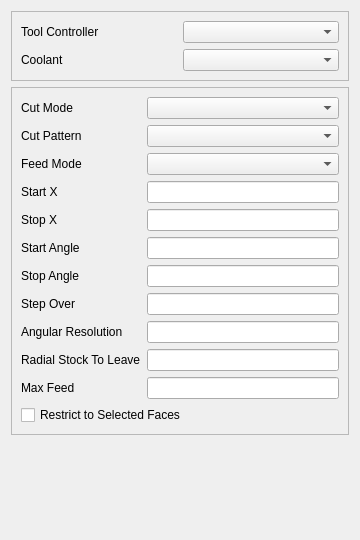
Before: the Qt Designer form src/Mod/CAM/Gui/Resources/panels/PageOpRotarySurfaceEdit.ui in Connor9220/FreeCAD, drawn with Qt 5.
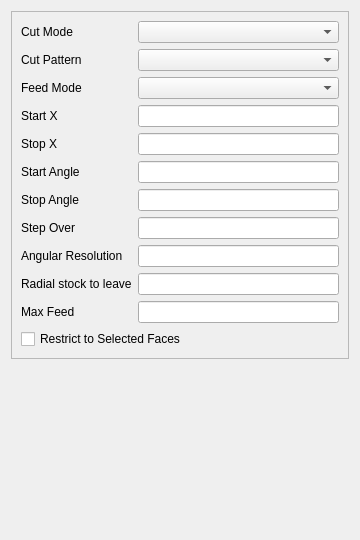
After: the same form once the commit is applied. Custom widgets are drawn as their Qt base class.

Commit message:
Merge pull request #31299 from Connor9220/ToolcontrolerTaskPanel
CAM: GUI Improvements: Move tool controller to its own tab

Diff of the .ui file:
```diff
--- a/src/Mod/CAM/Gui/Resources/panels/PageOpRotarySurfaceEdit.ui
+++ b/src/Mod/CAM/Gui/Resources/panels/PageOpRotarySurfaceEdit.ui
@@ -14,34 +14,6 @@
    <string notr="true">Form</string>
   </property>
   <layout class="QVBoxLayout" name="verticalLayout">
-   <item>
-    <widget class="QFrame" name="toolOptions">
-     <property name="frameShape"><enum>QFrame::StyledPanel</enum></property>
-     <property name="frameShadow"><enum>QFrame::Raised</enum></property>
-     <layout class="QGridLayout" name="gridLayout">
-      <item row="0" column="0">
-       <widget class="QLabel" name="toolController_label">
-        <property name="text"><string>Tool Controller</string></property>
-       </widget>
-      </item>
-      <item row="0" column="1">
-       <widget class="QComboBox" name="toolController">
-        <property name="toolTip"><string>Tool controller that supplies the cutter geometry, feed and speed for this operation.</string></property>
-       </widget>
-      </item>
-      <item row="1" column="0">
-       <widget class="QLabel" name="coolantController_label">
-        <property name="text"><string>Coolant</string></property>
-       </widget>
-      </item>
-      <item row="1" column="1">
-       <widget class="QComboBox" name="coolantController">
-        <property name="toolTip"><string>Coolant mode emitted at the start of the operation.</string></property>
-       </widget>
-      </item>
-     </layout>
-    </widget>
-   </item>
    <item>
     <widget class="QFrame" name="rotaryOptions">
      <property name="frameShape"><enum>QFrame::StyledPanel</enum></property>
@@ -139,7 +111,9 @@
       </item>
       <item row="9" column="0">
        <widget class="QLabel" name="radialStockToLeave_label">
-        <property name="text"><string>Radial Stock To Leave</string></property>
+        <property name="text">
+         <string>Radial stock to leave</string>
+        </property>
        </widget>
       </item>
       <item row="9" column="1">
```
Left out of the diff: 111 changed lines with no effect on the pictures. The commit also changes 48 other files.
